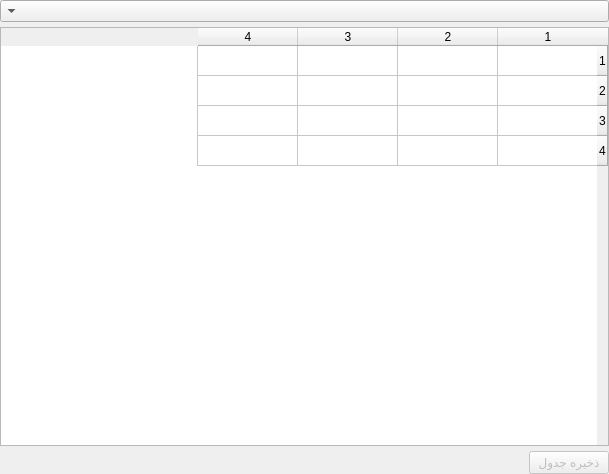
Before: the Qt Designer form src/ui/form/view.ui in ostadsgo/form_app, drawn with Qt 5.
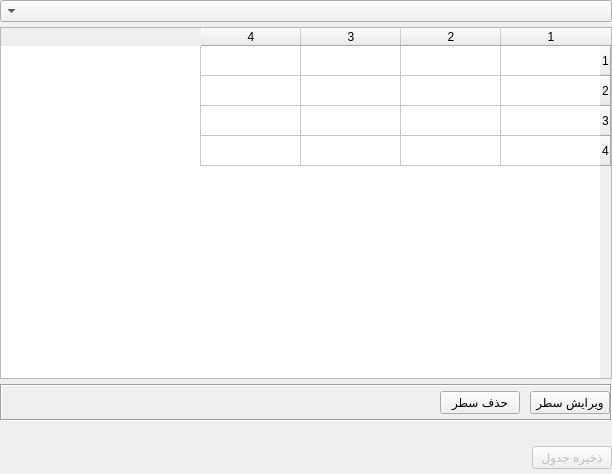
After: the same form once the commit is applied.

Commit message: Create updat form when a row selected.

Patch:
```diff
--- a/src/ui/form/view.ui
+++ b/src/ui/form/view.ui
@@ -6,7 +6,7 @@
    <rect>
     <x>0</x>
     <y>0</y>
-    <width>609</width>
+    <width>612</width>
     <height>474</height>
    </rect>
   </property>
@@ -16,7 +16,7 @@
   <property name="layoutDirection">
    <enum>Qt::LayoutDirection::RightToLeft</enum>
   </property>
-  <layout class="QVBoxLayout" name="verticalLayout" stretch="0,1,0">
+  <layout class="QVBoxLayout" name="verticalLayout" stretch="0,1,0,0">
    <property name="spacing">
     <number>5</number>
    </property>
@@ -120,6 +120,60 @@
      </layout>
     </widget>
    </item>
+   <item>
+    <widget class="QFrame" name="frame_4">
+     <property name="frameShape">
+      <enum>QFrame::Shape::Box</enum>
+     </property>
+     <property name="frameShadow">
+      <enum>QFrame::Shadow::Sunken</enum>
+     </property>
+     <layout class="QHBoxLayout" name="horizontalLayout_2">
+      <property name="spacing">
+       <number>10</number>
+      </property>
+      <property name="leftMargin">
+       <number>0</number>
+      </property>
+      <property name="topMargin">
+       <number>5</number>
+      </property>
+      <property name="rightMargin">
+       <number>0</number>
+      </property>
+      <property name="bottomMargin">
+       <number>5</number>
+      </property>
+      <item>
+       <widget class="QPushButton" name="update_row">
+        <property name="text">
+         <string>ویرایش سطر</string>
+        </property>
+       </widget>
+      </item>
+      <item>
+       <widget class="QPushButton" name="delete_row">
+        <property name="text">
+         <string>حذف سطر</string>
+        </property>
+       </widget>
+      </item>
+      <item>
+       <spacer name="horizontalSpacer_2">
+        <property name="orientation">
+         <enum>Qt::Orientation::Horizontal</enum>
+        </property>
+        <property name="sizeHint" stdset="0">
+         <size>
+          <width>40</width>
+          <height>20</height>
+         </size>
+        </property>
+       </spacer>
+      </item>
+     </layout>
+    </widget>
+   </item>
    <item>
     <widget class="QFrame" name="frame_3">
      <property name="frameShape">
@@ -136,13 +190,13 @@
        <number>0</number>
       </property>
       <property name="topMargin">
-       <number>0</number>
+       <number>20</number>
       </property>
       <property name="rightMargin">
        <number>0</number>
       </property>
       <property name="bottomMargin">
-       <number>0</number>
+       <number>5</number>
       </property>
       <item>
        <widget class="QPushButton" name="save_button">
```
The commit also changes 3 other files.
